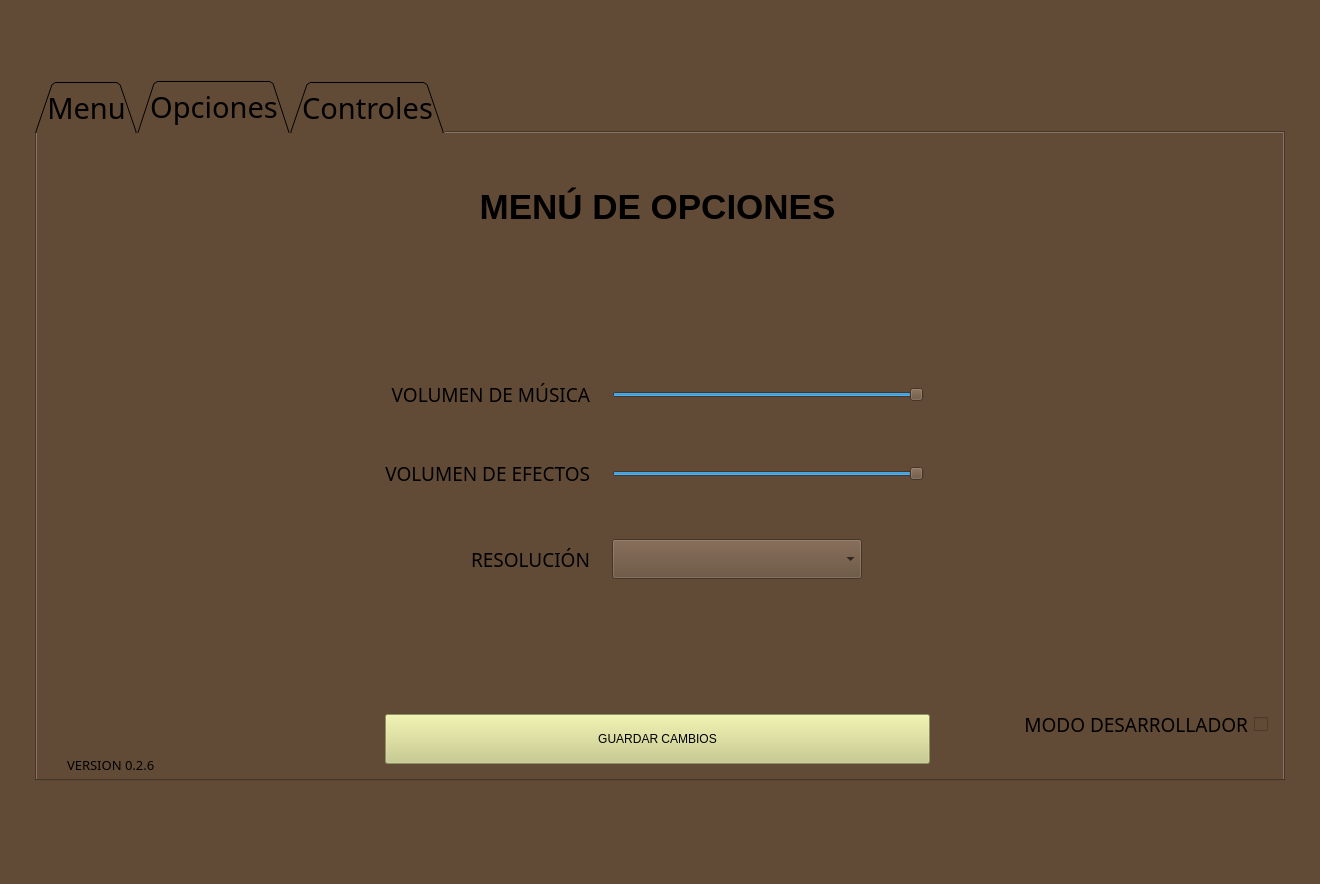
First picture: the form in Ui_MainWindow.ui, repository YukiTheThicc/Black_Dymonds, before the edit.
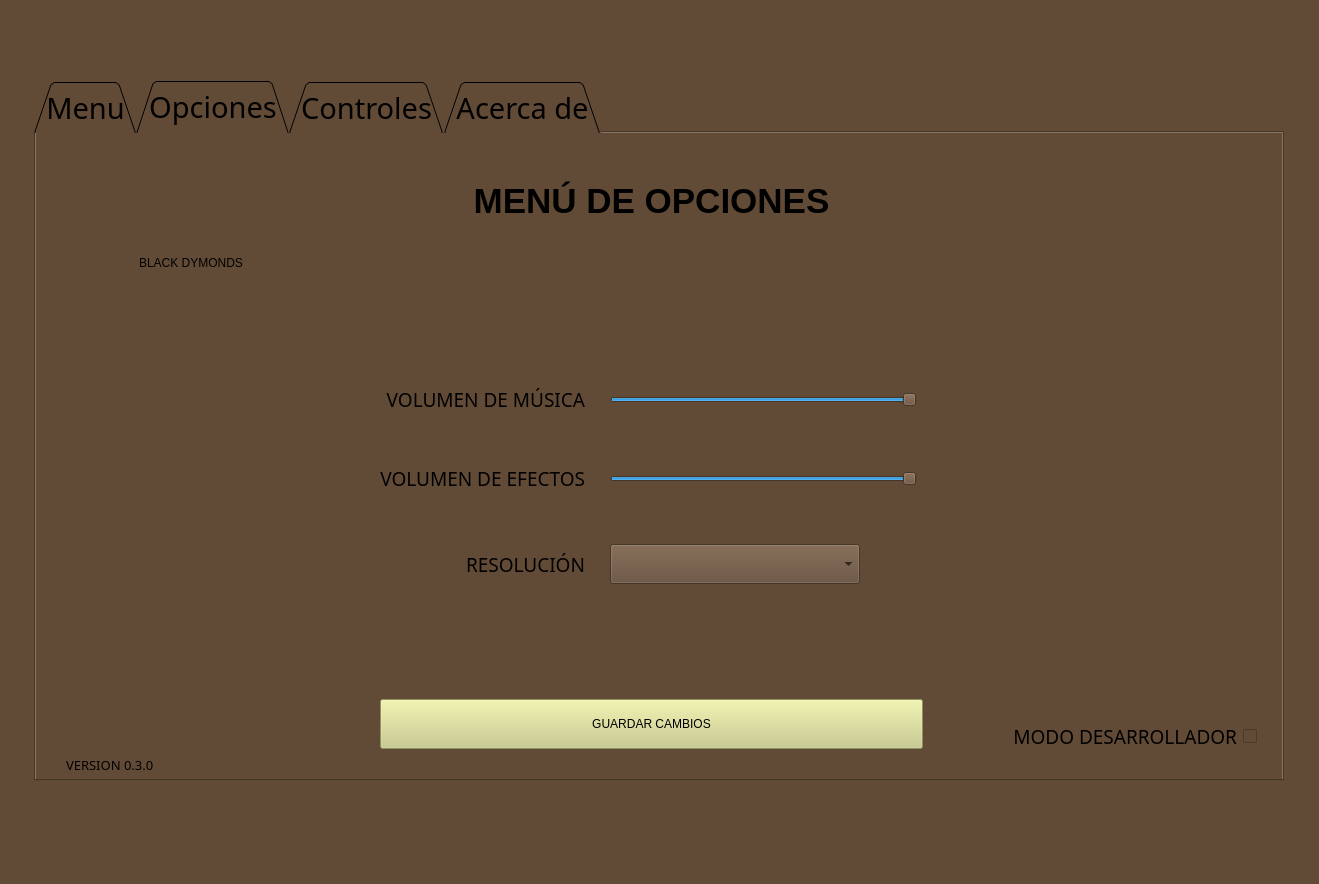
Second picture: the form after the edit. The open tabs and pages were chosen to show the change. Icons and pictures are not drawn.

Diff of the .ui file:
```diff
--- a/Ui_MainWindow.ui
+++ b/Ui_MainWindow.ui
@@ -9,7 +9,7 @@
    <rect>
     <x>0</x>
     <y>0</y>
-    <width>1320</width>
+    <width>1319</width>
     <height>884</height>
    </rect>
   </property>
@@ -20,6 +20,9 @@
    <string notr="true">background-color: rgb(98, 75, 54);</string>
   </property>
   <widget class="QWidget" name="centralwidget">
+   <property name="enabled">
+    <bool>true</bool>
+   </property>
    <layout class="QGridLayout" name="gridLayout_2">
     <item row="0" column="1">
      <spacer name="verticalSpacer">
@@ -545,178 +548,34 @@
          <rect>
           <x>30</x>
           <y>20</y>
-          <width>1201</width>
-          <height>631</height>
+          <width>1191</width>
+          <height>621</height>
          </rect>
         </property>
         <layout class="QGridLayout" name="gridLayout_3">
-         <item row="13" column="0">
-          <widget class="QLabel" name="label_8">
-           <property name="font">
-            <font>
-             <family>Impact</family>
-             <pointsize>10</pointsize>
-            </font>
+         <item row="0" column="0">
+          <widget class="QLabel" name="label_2">
+           <property name="sizePolicy">
+            <sizepolicy hsizetype="Fixed" vsizetype="Expanding">
+             <horstretch>0</horstretch>
+             <verstretch>0</verstretch>
+            </sizepolicy>
            </property>
-           <property name="text">
-            <string>VERSION 0.2.6</string>
-           </property>
-          </widget>
-         </item>
-         <item row="4" column="1">
-          <widget class="QLabel" name="label_4">
-           <property name="font">
-            <font>
-             <family>Impact</family>
-             <pointsize>14</pointsize>
-            </font>
-           </property>
-           <property name="text">
-            <string>VOLUMEN DE EFECTOS</string>
-           </property>
-           <property name="alignment">
-            <set>Qt::AlignRight|Qt::AlignTrailing|Qt::AlignVCenter</set>
-           </property>
-          </widget>
-         </item>
-         <item row="2" column="2" rowspan="5">
-          <spacer name="horizontalSpacer_4">
-           <property name="orientation">
-            <enum>Qt::Horizontal</enum>
-           </property>
-           <property name="sizeType">
-            <enum>QSizePolicy::Fixed</enum>
-           </property>
-           <property name="sizeHint" stdset="0">
+           <property name="minimumSize">
             <size>
-             <width>10</width>
-             <height>20</height>
+             <width>200</width>
+             <height>50</height>
             </size>
            </property>
-          </spacer>
-         </item>
-         <item row="0" column="5" rowspan="10">
-          <spacer name="horizontalSpacer_5">
-           <property name="orientation">
-            <enum>Qt::Horizontal</enum>
+           <property name="text">
+            <string/>
            </property>
-           <property name="sizeType">
-            <enum>QSizePolicy::Expanding</enum>
+           <property name="pixmap">
+            <pixmap resource="img/diamond.qrc">:/diamond/bfiamond.png</pixmap>
            </property>
-           <property name="sizeHint" stdset="0">
-            <size>
-             <width>40</width>
-             <height>20</height>
-            </size>
-           </property>
-          </spacer>
+          </widget>
          </item>
          <item row="4" column="3">
-          <widget class="QSlider" name="SliderEfectos">
-           <property name="styleSheet">
-            <string notr="true"/>
-           </property>
-           <property name="maximum">
-            <number>100</number>
-           </property>
-           <property name="pageStep">
-            <number>10</number>
-           </property>
-           <property name="sliderPosition">
-            <number>100</number>
-           </property>
-           <property name="orientation">
-            <enum>Qt::Horizontal</enum>
-           </property>
-          </widget>
-         </item>
-         <item row="8" column="1" colspan="4">
-          <spacer name="verticalSpacer_6">
-           <property name="orientation">
-            <enum>Qt::Vertical</enum>
-           </property>
-           <property name="sizeHint" stdset="0">
-            <size>
-             <width>20</width>
-             <height>40</height>
-            </size>
-           </property>
-          </spacer>
-         </item>
-         <item row="6" column="3" colspan="2">
-          <widget class="QComboBox" name="cmbResolucion">
-           <property name="sizePolicy">
-            <sizepolicy hsizetype="Fixed" vsizetype="Fixed">
-             <horstretch>0</horstretch>
-             <verstretch>0</verstretch>
-            </sizepolicy>
-           </property>
-           <property name="minimumSize">
-            <size>
-             <width>250</width>
-             <height>40</height>
-            </size>
-           </property>
-           <property name="font">
-            <font>
-             <family>Impact</family>
-             <pointsize>16</pointsize>
-            </font>
-           </property>
-           <property name="styleSheet">
-            <string notr="true"/>
-           </property>
-           <property name="frame">
-            <bool>true</bool>
-           </property>
-          </widget>
-         </item>
-         <item row="1" column="0" rowspan="12">
-          <spacer name="horizontalSpacer_3">
-           <property name="orientation">
-            <enum>Qt::Horizontal</enum>
-           </property>
-           <property name="sizeType">
-            <enum>QSizePolicy::Expanding</enum>
-           </property>
-           <property name="sizeHint" stdset="0">
-            <size>
-             <width>40</width>
-             <height>20</height>
-            </size>
-           </property>
-          </spacer>
-         </item>
-         <item row="5" column="3" colspan="2">
-          <spacer name="verticalSpacer_8">
-           <property name="orientation">
-            <enum>Qt::Vertical</enum>
-           </property>
-           <property name="sizeType">
-            <enum>QSizePolicy::Fixed</enum>
-           </property>
-           <property name="sizeHint" stdset="0">
-            <size>
-             <width>10</width>
-             <height>40</height>
-            </size>
-           </property>
-          </spacer>
-         </item>
-         <item row="1" column="1" colspan="4">
-          <spacer name="verticalSpacer_5">
-           <property name="orientation">
-            <enum>Qt::Vertical</enum>
-           </property>
-           <property name="sizeHint" stdset="0">
-            <size>
-             <width>20</width>
-             <height>40</height>
-            </size>
-           </property>
-          </spacer>
-         </item>
-         <item row="2" column="3">
           <widget class="QSlider" name="SliderMusica">
            <property name="maximum">
             <number>100</number>
@@ -735,7 +594,7 @@
            </property>
           </widget>
          </item>
-         <item row="3" column="3">
+         <item row="5" column="3">
           <spacer name="verticalSpacer_7">
            <property name="orientation">
             <enum>Qt::Vertical</enum>
@@ -745,13 +604,173 @@
            </property>
            <property name="sizeHint" stdset="0">
             <size>
-             <width>10</width>
+             <width>13</width>
              <height>40</height>
             </size>
            </property>
           </spacer>
          </item>
-         <item row="2" column="1">
+         <item row="4" column="2" rowspan="5">
+          <spacer name="horizontalSpacer_4">
+           <property name="orientation">
+            <enum>Qt::Horizontal</enum>
+           </property>
+           <property name="sizeType">
+            <enum>QSizePolicy::Fixed</enum>
+           </property>
+           <property name="sizeHint" stdset="0">
+            <size>
+             <width>13</width>
+             <height>20</height>
+            </size>
+           </property>
+          </spacer>
+         </item>
+         <item row="6" column="3">
+          <widget class="QSlider" name="SliderEfectos">
+           <property name="styleSheet">
+            <string notr="true"/>
+           </property>
+           <property name="maximum">
+            <number>100</number>
+           </property>
+           <property name="pageStep">
+            <number>10</number>
+           </property>
+           <property name="sliderPosition">
+            <number>100</number>
+           </property>
+           <property name="orientation">
+            <enum>Qt::Horizontal</enum>
+           </property>
+          </widget>
+         </item>
+         <item row="6" column="1">
+          <widget class="QLabel" name="label_4">
+           <property name="font">
+            <font>
+             <family>Impact</family>
+             <pointsize>14</pointsize>
+            </font>
+           </property>
+           <property name="text">
+            <string>VOLUMEN DE EFECTOS</string>
+           </property>
+           <property name="alignment">
+            <set>Qt::AlignRight|Qt::AlignTrailing|Qt::AlignVCenter</set>
+           </property>
+          </widget>
+         </item>
+         <item row="16" column="0">
+          <widget class="QLabel" name="label_26">
+           <property name="font">
+            <font>
+             <family>Impact</family>
+             <pointsize>10</pointsize>
+            </font>
+           </property>
+           <property name="text">
+            <string>VERSION 0.3.0</string>
+           </property>
+          </widget>
+         </item>
+         <item row="7" column="3" colspan="2">
+          <spacer name="verticalSpacer_8">
+           <property name="orientation">
+            <enum>Qt::Vertical</enum>
+           </property>
+           <property name="sizeType">
+            <enum>QSizePolicy::Fixed</enum>
+           </property>
+           <property name="sizeHint" stdset="0">
+            <size>
+             <width>13</width>
+             <height>40</height>
+            </size>
+           </property>
+          </spacer>
+         </item>
+         <item row="8" column="1">
+          <widget class="QLabel" name="label_5">
+           <property name="font">
+            <font>
+             <family>Impact</family>
+             <pointsize>14</pointsize>
+            </font>
+           </property>
+           <property name="text">
+            <string>RESOLUCIÓN</string>
+           </property>
+           <property name="alignment">
+            <set>Qt::AlignRight|Qt::AlignTrailing|Qt::AlignVCenter</set>
+           </property>
+          </widget>
+         </item>
+         <item row="10" column="1" colspan="4">
+          <spacer name="verticalSpacer_6">
+           <property name="orientation">
+            <enum>Qt::Vertical</enum>
+           </property>
+           <property name="sizeHint" stdset="0">
+            <size>
+             <width>20</width>
+             <height>40</height>
+            </size>
+           </property>
+          </spacer>
+         </item>
+         <item row="8" column="3" colspan="2">
+          <widget class="QComboBox" name="cmbResolucion">
+           <property name="sizePolicy">
+            <sizepolicy hsizetype="Fixed" vsizetype="Fixed">
+             <horstretch>0</horstretch>
+             <verstretch>0</verstretch>
+            </sizepolicy>
+           </property>
+           <property name="minimumSize">
+            <size>
+             <width>250</width>
+             <height>40</height>
+            </size>
+           </property>
+           <property name="font">
+            <font>
+             <family>Impact</family>
+             <pointsize>16</pointsize>
+            </font>
+           </property>
+           <property name="styleSheet">
+            <string notr="true"/>
+           </property>
+           <property name="frame">
+            <bool>true</bool>
+           </property>
+          </widget>
+         </item>
+         <item row="15" column="5">
+          <widget class="QLabel" name="label_6">
+           <property name="font">
+            <font>
+             <family>Impact</family>
+             <pointsize>14</pointsize>
+            </font>
+           </property>
+           <property name="text">
+            <string>MODO DESARROLLADOR</string>
+           </property>
+           <property name="alignment">
+            <set>Qt::AlignRight|Qt::AlignTrailing|Qt::AlignVCenter</set>
+           </property>
+          </widget>
+         </item>
+         <item row="15" column="6">
+          <widget class="QCheckBox" name="chkDeveloper">
+           <property name="text">
+            <string/>
+           </property>
+          </widget>
+         </item>
+         <item row="4" column="1">
           <widget class="QLabel" name="label_3">
            <property name="font">
             <font>
@@ -767,13 +786,36 @@
            </property>
           </widget>
          </item>
-         <item row="10" column="6">
-          <widget class="QCheckBox" name="chkDeveloper">
+         <item row="11" column="1" rowspan="5" colspan="4">
+          <widget class="QPushButton" name="btnGuardarCambios">
+           <property name="minimumSize">
+            <size>
+             <width>0</width>
+             <height>50</height>
+            </size>
+           </property>
+           <property name="styleSheet">
+            <string notr="true">background-color: rgb(200, 203, 131);
+font: 75 14pt &quot;Impact&quot;;</string>
+           </property>
            <property name="text">
-            <string/>
+            <string>GUARDAR CAMBIOS</string>
            </property>
           </widget>
          </item>
+         <item row="3" column="1" colspan="4">
+          <spacer name="verticalSpacer_5">
+           <property name="orientation">
+            <enum>Qt::Vertical</enum>
+           </property>
+           <property name="sizeHint" stdset="0">
+            <size>
+             <width>20</width>
+             <height>40</height>
+            </size>
+           </property>
+          </spacer>
+         </item>
          <item row="0" column="1" colspan="4">
           <widget class="QLabel" name="lblJugador_6">
            <property name="sizePolicy">
@@ -794,93 +836,63 @@
            </property>
           </widget>
          </item>
-         <item row="9" column="1" rowspan="5" colspan="4">
-          <widget class="QPushButton" name="btnGuardarCambios">
-           <property name="minimumSize">
+         <item row="3" column="0" rowspan="12">
+          <spacer name="horizontalSpacer_3">
+           <property name="orientation">
+            <enum>Qt::Horizontal</enum>
+           </property>
+           <property name="sizeType">
+            <enum>QSizePolicy::Expanding</enum>
+           </property>
+           <property name="sizeHint" stdset="0">
             <size>
-             <width>0</width>
-             <height>50</height>
+             <width>40</width>
+             <height>20</height>
             </size>
            </property>
-           <property name="styleSheet">
-            <string notr="true">background-color: rgb(200, 203, 131);
-font: 75 14pt &quot;Impact&quot;;</string>
-           </property>
-           <property name="text">
-            <string>GUARDAR CAMBIOS</string>
-           </property>
-          </widget>
+          </spacer>
          </item>
-         <item row="10" column="5">
-          <widget class="QLabel" name="label_6">
-           <property name="font">
-            <font>
-             <family>Impact</family>
-             <pointsize>14</pointsize>
-            </font>
+         <item row="0" column="5" rowspan="12">
+          <spacer name="horizontalSpacer_5">
+           <property name="orientation">
+            <enum>Qt::Horizontal</enum>
            </property>
-           <property name="text">
-            <string>MODO DESARROLLADOR</string>
+           <property name="sizeType">
+            <enum>QSizePolicy::Expanding</enum>
            </property>
-           <property name="alignment">
-            <set>Qt::AlignRight|Qt::AlignTrailing|Qt::AlignVCenter</set>
+           <property name="sizeHint" stdset="0">
+            <size>
+             <width>40</width>
+             <height>20</height>
+            </size>
            </property>
-          </widget>
+          </spacer>
          </item>
-         <item row="0" column="0">
-          <widget class="QLabel" name="label_2">
+         <item row="1" column="0">
+          <widget class="QLabel" name="label_25">
            <property name="sizePolicy">
-            <sizepolicy hsizetype="Fixed" vsizetype="Expanding">
+            <sizepolicy hsizetype="Fixed" vsizetype="Fixed">
              <horstretch>0</horstretch>
              <verstretch>0</verstretch>
             </sizepolicy>
            </property>
            <property name="minimumSize">
             <size>
-             <width>200</width>
-             <height>50</height>
+             <width>250</width>
+             <height>0</height>
             </size>
            </property>
-           <property name="text">
-            <string/>
+           <property name="styleSheet">
+            <string notr="true">font: 28pt &quot;Impact&quot;;</string>
            </property>
-           <property name="pixmap">
-            <pixmap resource="img/diamond.qrc">:/diamond/bfiamond.png</pixmap>
-           </property>
-          </widget>
-         </item>
-         <item row="6" column="1">
-          <widget class="QLabel" name="label_5">
-           <property name="font">
-            <font>
-             <family>Impact</family>
-             <pointsize>14</pointsize>
-            </font>
-           </property>
            <property name="text">
-            <string>RESOLUCIÓN</string>
+            <string>&lt;html&gt;&lt;head/&gt;&lt;body&gt;&lt;p&gt;BLACK DYMONDS&lt;/p&gt;&lt;/body&gt;&lt;/html&gt;</string>
            </property>
            <property name="alignment">
-            <set>Qt::AlignRight|Qt::AlignTrailing|Qt::AlignVCenter</set>
+            <set>Qt::AlignCenter</set>
            </property>
           </widget>
          </item>
-         <item row="14" column="0">
-          <spacer name="verticalSpacer_11">
-           <property name="orientation">
-            <enum>Qt::Vertical</enum>
-           </property>
-           <property name="sizeType">
-            <enum>QSizePolicy::Fixed</enum>
-           </property>
-           <property name="sizeHint" stdset="0">
-            <size>
-             <width>20</width>
-             <height>10</height>
-            </size>
-           </property>
-          </spacer>
-         </item>
         </layout>
        </widget>
       </widget>
@@ -1106,8 +1118,25 @@
            </property>
           </widget>
          </item>
-         <item row="3" column="3">
-          <widget class="QLabel" name="label_11">
+        </layout>
+       </widget>
+      </widget>
+      <widget class="QWidget" name="tab_2">
+       <attribute name="title">
+        <string>Acerca de</string>
+       </attribute>
+       <widget class="QWidget" name="">
+        <property name="geometry">
+         <rect>
+          <x>30</x>
+          <y>18</y>
+          <width>1435</width>
+          <height>621</height>
+         </rect>
+        </property>
+        <layout class="QGridLayout" name="gridLayout_4">
+         <item row="3" column="0">
+          <widget class="QLabel" name="label_27">
            <property name="sizePolicy">
             <sizepolicy hsizetype="Fixed" vsizetype="Fixed">
              <horstretch>0</horstretch>
@@ -1161,6 +1190,50 @@
            </property>
           </spacer>
          </item>
+         <item row="4" column="0" rowspan="2">
+          <widget class="QLabel" name="label_29">
+           <property name="sizePolicy">
+            <sizepolicy hsizetype="Fixed" vsizetype="Fixed">
+             <horstretch>0</horstretch>
+             <verstretch>0</verstretch>
+            </sizepolicy>
+           </property>
+           <property name="font">
+            <font>
+             <family>Impact</family>
+             <pointsize>14</pointsize>
+            </font>
+           </property>
+           <property name="text">
+            <string>&lt;html&gt;&lt;head/&gt;&lt;body&gt;&lt;p&gt;Desarrollado por :&lt;/p&gt;&lt;p&gt;-Santiago Barrerio Chapela&lt;/p&gt;&lt;p&gt;-Samuel Vila Pereira&lt;/p&gt;&lt;/body&gt;&lt;/html&gt;</string>
+           </property>
+           <property name="alignment">
+            <set>Qt::AlignLeading|Qt::AlignLeft|Qt::AlignVCenter</set>
+           </property>
+          </widget>
+         </item>
+         <item row="2" column="0">
+          <widget class="QLabel" name="label_8">
+           <property name="sizePolicy">
+            <sizepolicy hsizetype="Fixed" vsizetype="Fixed">
+             <horstretch>0</horstretch>
+             <verstretch>0</verstretch>
+            </sizepolicy>
+           </property>
+           <property name="minimumSize">
+            <size>
+             <width>200</width>
+             <height>50</height>
+            </size>
+           </property>
+           <property name="text">
+            <string/>
+           </property>
+           <property name="pixmap">
+            <pixmap resource="img/diamond.qrc">:/diamond/bfiamond.png</pixmap>
+           </property>
+          </widget>
+         </item>
         </layout>
        </widget>
       </widget>
```
Left out of the diff: 923 changed lines with no effect on the pictures.
